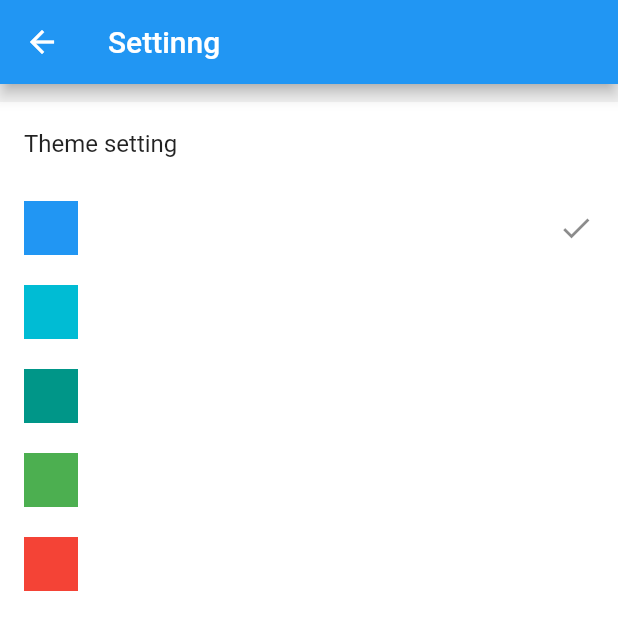
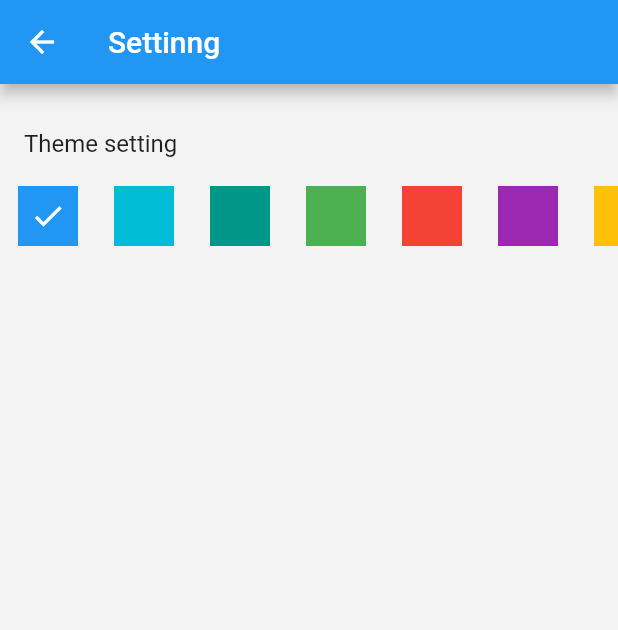
Before and after one commit to xrr2016/feeling, a Flutter app: the SettingScreen screen opened by its route, after a tap on the "check" icon, on a phone screen of 412 x 824 dp. Shown: the top 630 px of the screen. Run offline on Flutter 3.47's test engine with Material 2 defaults, Android fonts, the phone set to English and light mode, and no system bars; our stand-ins replace shared_preferences; accounts and stored records are empty.

Commit message:
feat: local store theme

```diff
--- /dev/null
+++ b/assets/i18n/en.json
@@ -0,0 +1,3 @@
+{
+  "title": "Hello"
+}
--- /dev/null
+++ b/assets/i18n/zh.json
@@ -0,0 +1,3 @@
+{
+  "title": "你好"
+}
--- /dev/null
+++ b/lib/data/local/theme_preferences.dart
@@ -0,0 +1,21 @@
+import 'package:shared_preferences/shared_preferences.dart';
+
+class ThemePreferences {
+  static const String _selectedThemeKey = 'selected_index';
+
+  Future<int> getPreferredThemeIndex() async {
+    final preferences = await SharedPreferences.getInstance();
+
+    if (!preferences.containsKey(_selectedThemeKey)) return null;
+
+    final index = preferences.getInt(_selectedThemeKey);
+
+    return index;
+  }
+
+  Future savePreferredThemeIndex(int index) async {
+    final preferences = await SharedPreferences.getInstance();
+
+    await preferences.setInt(_selectedThemeKey, index);
+  }
+}
--- a/lib/main.dart
+++ b/lib/main.dart
@@ -6,7 +6,9 @@ import './ui/index/index_screen.dart';
 import './provider/theme_provider.dart';
 import './provider/locale_provider.dart';
 
-void main() => runApp(MyApp());
+void main() {
+  runApp(MyApp());
+}
 
 class MyApp extends StatelessWidget {
   @override
@@ -19,14 +21,15 @@ class MyApp extends StatelessWidget {
       child: Consumer<ThemeProvider>(
         builder: (context, theme, child) {
           return MaterialApp(
-            title: 'Flutter Demo',
+            title: 'Flin',
             theme: ThemeData(
               primarySwatch: theme.color,
             ),
-            home: IndexScreen(),
+            home: child,
             routes: routes,
           );
         },
+        child: IndexScreen(),
       ),
     );
   }
--- a/lib/provider/theme_provider.dart
+++ b/lib/provider/theme_provider.dart
@@ -1,4 +1,6 @@
 import 'package:flutter/material.dart';
+
+import '../data/local/theme_preferences.dart';
 
 class ThemeProvider extends ChangeNotifier {
   static List<Color> _colors = [
@@ -7,7 +9,16 @@ class ThemeProvider extends ChangeNotifier {
     Colors.teal,
     Colors.green,
     Colors.red,
+    Colors.purple,
+    Colors.amber,
+    Colors.cyan,
+    Colors.teal,
+    Colors.indigo,
+    Colors.orange,
+    Colors.brown,
   ];
+
+  static ThemePreferences _themePreferences = ThemePreferences();
 
   int _selectedIndex = 0;
 
@@ -27,19 +38,20 @@ class ThemeProvider extends ChangeNotifier {
   void changeTheme(int index) async {
     _selectedIndex = index;
     _color = _colors[_selectedIndex];
+    await _themePreferences.savePreferredThemeIndex(index);
     notifyListeners();
   }
 
-//  _initThemeColor() async {
-//    SharedPreferences prefs = await SharedPreferences.getInstance();
-//    bool hasColor = prefs.containsKey('theme_color');
-//
-//    if (hasColor) {
-//      int colorInt = prefs.getInt('theme_color');
-//      print(colorInt);
-//      _color = Color(colorInt);
-//    } else {
-//      prefs.setInt('theme_color', _color.value);
-//    }
-//  }
+  initThemeColor() async {
+    int index = await _themePreferences.getPreferredThemeIndex();
+
+    if (index != null) {
+      _selectedIndex = index;
+      _color = _colors[_selectedIndex];
+    } else {
+      _selectedIndex = 0;
+      _color = _colors[_selectedIndex];
+      _themePreferences.savePreferredThemeIndex(_selectedIndex);
+    }
+  }
 }
--- a/lib/ui/setting/setting_screen.dart
+++ b/lib/ui/setting/setting_screen.dart
@@ -12,30 +12,6 @@ class SettingScreen extends StatefulWidget {
 
 class _SettingScreenState extends State<SettingScreen> {
   int _currentIndex = 0;
-
-  List<ListTile> _buildListTiles(List<Color> colors) {
-    List<ListTile> _listTiles = [];
-
-    for (int i = 0; i < colors.length; i++) {
-      _listTiles.add(_buildListTile(colors[i], i));
-    }
-
-    return _listTiles;
-  }
-
-  ListTile _buildListTile(Color color, int index) {
-    return ListTile(
-      contentPadding: EdgeInsets.all(12.0),
-      leading: Container(width: 36, height: 36, color: color),
-      trailing: _currentIndex == index ? Icon(Icons.check) : null,
-      onTap: () {
-        setState(() {
-          _currentIndex = index;
-          Provider.of<ThemeProvider>(context, listen: false).changeTheme(index);
-        });
-      },
-    );
-  }
 
   @override
   void initState() {
@@ -59,44 +35,43 @@ class _SettingScreenState extends State<SettingScreen> {
       child: Column(
         children: <Widget>[
           SizedBox(height: 12.0),
-          Table(
-            children: [
-              TableRow(
-                decoration: BoxDecoration(
-                  color: Colors.white,
-                ),
-                children: [
           ListTile(title: Text('Theme setting')),
-                ],
-              ),
-              TableRow(
-                decoration: BoxDecoration(
-                  color: Colors.white,
-                ),
-                children: [
           Consumer<ThemeProvider>(
             builder: (_, theme, child) {
               return SizedBox(
-                        height: 300,
+                width: double.infinity,
+                height: 40,
                 child: ListView.builder(
+                  itemExtent: 64,
+                  semanticChildCount: theme.colors.length,
+                  scrollDirection: Axis.horizontal,
                   itemCount: theme.colors.length,
                   itemBuilder: (_, index) {
                     final colors = theme.colors;
-                            return ListTile(
-                              leading: Container(
-                                width: 36,
-                                height: 36,
-                                color: colors[index],
-                              ),
-                              trailing: _currentIndex == index
-                                  ? Icon(Icons.check)
-                                  : null,
+
+                    return GestureDetector(
                       onTap: () {
                         setState(() {
                           _currentIndex = index;
                           theme.changeTheme(index);
                         });
                       },
+                      child: Stack(
+                        children: <Widget>[
+                          Container(
+                            margin: EdgeInsets.only(left: 12.0, right: 12.0),
+                            color: colors[index],
+                          ),
+                          _currentIndex == index
+                              ? Align(
+                                  child: Icon(
+                                    Icons.check,
+                                    color: Colors.white,
+                                  ),
+                                )
+                              : Container()
+                        ],
+                      ),
                     );
                   },
                 ),
@@ -104,10 +79,6 @@ class _SettingScreenState extends State<SettingScreen> {
             },
           ),
         ],
-              )
-            ],
-          ),
-        ],
       ),
     );
   }
--- a/pubspec.yaml
+++ b/pubspec.yaml
@@ -24,6 +24,7 @@ dependencies:
   # Use with the CupertinoIcons class for iOS style icons.
   cupertino_icons: ^0.1.2
   provider: ^4.0.2
+  shared_preferences: ^0.5.6
 
 dev_dependencies:
   flutter_test:
```
Also changed, not shown: lib/data/local/translate_preferences.dart (added, +25 -0 lines), lib/model/media.dart (added, +79 -0 lines), assets/icons/logo.png (added), assets/images/flutter.png (added), pubspec.lock, 7 other files. Lines whose indentation alone changed are shown as unchanged.
